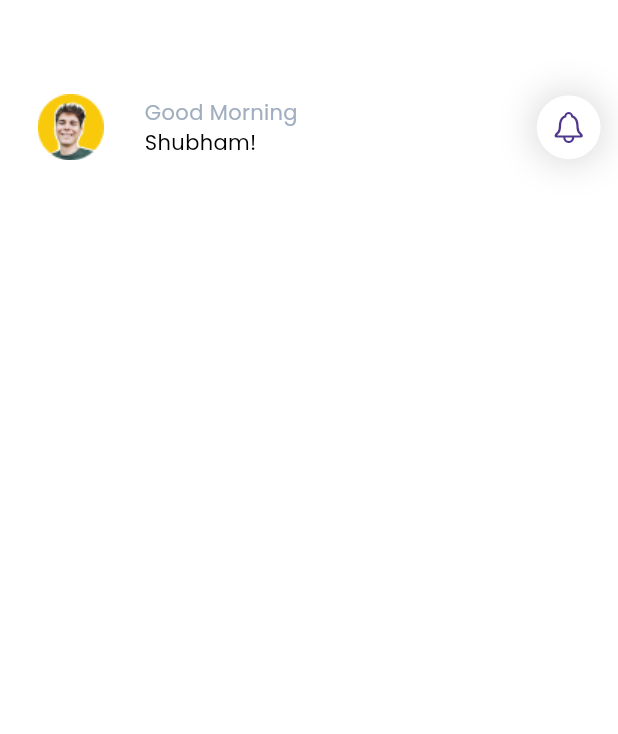
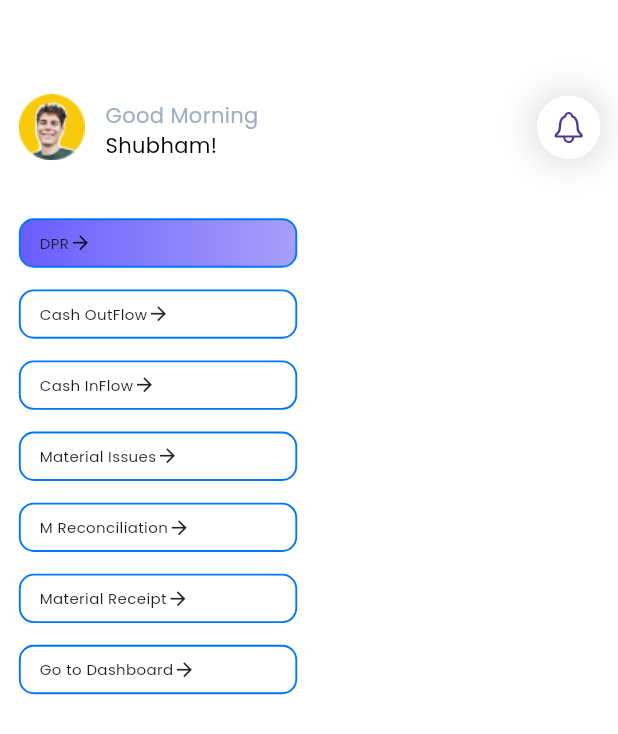
Before and after one commit to arjav1528/Internship_Assignment, a Flutter app: the screen it shows after launch, on a phone screen of 412 x 824 dp. Shown: the top 734 px of the screen. Run offline on Flutter 3.47's test engine with Material 3 defaults, Android fonts, the phone set to English and light mode, and no system bars; our stand-ins replace google_fonts.

Commit message:
Updated Buttons

```diff
--- a/lib/appbar.dart
+++ /dev/null
@@ -1,69 +0,0 @@
-import 'package:flutter/cupertino.dart';
-import 'package:flutter/material.dart';
-import 'package:google_fonts/google_fonts.dart';
-
-class CustomAppBar extends StatelessWidget {
-  const CustomAppBar({super.key});
-
-  @override
-  Widget build(BuildContext context) {
-    double heightMultiplier = (MediaQuery.of(context).size.height) / 852;
-    double widthMultiplier = (MediaQuery.of(context).size.height) / 393;
-    return Row(
-      mainAxisAlignment: MainAxisAlignment.start,
-      crossAxisAlignment: CrossAxisAlignment.center,
-      children: [
-        Padding(
-          padding: EdgeInsets.only(left: 12*widthMultiplier),
-          child: Image(
-            image: AssetImage('assets/dp.png'),
-            fit: BoxFit.cover,
-
-          ),
-        ),
-        SizedBox(width: 13*widthMultiplier,),
-        Column(
-          crossAxisAlignment: CrossAxisAlignment.start,
-          children: [
-            Text('Good Morning',
-              style: GoogleFonts.poppins(
-                  color: Color(0xFFA0AEC0)
-              ),
-            ),
-            Text('Shubham!',
-              style: GoogleFonts.poppins(
-                  color: Color(0xFF000000)
-              ),
-            ),
-
-
-          ],
-        ),
-        Spacer(),
-        Container(
-
-          decoration: BoxDecoration(
-            shape: BoxShape.circle,
-            boxShadow: [
-              BoxShadow(
-                spreadRadius: 2,
-                blurRadius: 20.4,
-                color: Color(0xFF000000).withAlpha(40)
-              )
-            ]
-          ),
-          child: CircleAvatar(
-            backgroundColor: Colors.white,
-            radius: 22*heightMultiplier,
-            child: Icon(
-              CupertinoIcons.bell
-            ),
-          ),
-        ),
-        SizedBox(width: 12*heightMultiplier,)
-
-
-      ],
-    );
-  }
-}
--- a/lib/home_screen.dart
+++ b/lib/home_screen.dart
@@ -1,26 +1,110 @@
-import 'package:assignment1/appbar.dart';
+import 'package:assignment1/widgets/appbar.dart';
 import 'package:flutter/material.dart';
+import 'package:google_fonts/google_fonts.dart';
 
-class HomeScreen extends StatelessWidget {
+class HomeScreen extends StatefulWidget {
   const HomeScreen({super.key});
+
+  @override
+  State<HomeScreen> createState() => _HomeScreenState();
+}
+
+class _HomeScreenState extends State<HomeScreen> {
+  final Map<String,bool> _map = {
+    'DPR' : true,
+    'Cash OutFlow' : false,
+    'Cash InFlow' : false,
+    'Material Issues' : false,
+    'M Reconciliation' : false,
+    'Material Receipt' : false,
+    'Go to Dashboard' : false
+  };
+
 
   @override
   Widget build(BuildContext context) {
     double heightMultiplier = (MediaQuery.of(context).size.height) / 852;
-    double widthMultiplier = (MediaQuery.of(context).size.height) / 393;
-    print(kToolbarHeight);
+    double widthMultiplier = (MediaQuery.of(context).size.width) / 393;
     return Scaffold(
       backgroundColor: Colors.white,
-      body: Container(
-        child: Column(
-          mainAxisAlignment: MainAxisAlignment.start,
-          children: [
-            SizedBox(height: 65*heightMultiplier,),
-            CustomAppBar()
+      body: Column(
+        mainAxisAlignment: MainAxisAlignment.start,
+        children: [
+          SizedBox(height: 65*heightMultiplier,),
+          CustomAppBar(),
+          SizedBox(height: 40*heightMultiplier,),
+          Row(
+            children: [
+              SizedBox(
+                width: 189*widthMultiplier,
+                child: ListView.separated(
+                  shrinkWrap: true,
+                  itemCount: _map.length,
+                  separatorBuilder: (context,index){
+                    return SizedBox(height: 15*heightMultiplier,);
+                  },
+
+                  itemBuilder: (context,index){
+
+                    return Container(
+                      padding: EdgeInsets.only(left: 12*widthMultiplier),
+
+                      child: GestureDetector(
+                        onTap: (){
+                          setState(() {
+                            _map.forEach((key,value){
+                              _map[key] = false;
+                            });
+                            _map[_map.keys.elementAt(index)] = true;
+
+                          });
+                        },
+                        child: Container(
+                          height: 34*heightMultiplier,
+                          width: 177*widthMultiplier,
+                          decoration: BoxDecoration(
+                            gradient: LinearGradient(
+                              begin: Alignment.centerLeft,
+                              end: Alignment.centerRight,
+                              colors: (_map[_map.keys.elementAt(index)] ?? false) ? [Color(0xFF695CFF),Color(0xFFA7A0F8)] : [Colors.white,Colors.white]
+                            ),
+                            // color: Colors.white,
+                            borderRadius: BorderRadius.circular(10),
+                            border: Border.all(
+                              width: 1.25,
+                              color: Color(0xFF0075FF)
+                            )
+                          ),
+                          child: Row(
+                            children: [
+                              SizedBox(width: 12*widthMultiplier,),
+                              Text(_map.keys.elementAt(index),
+                              style: GoogleFonts.poppins(
+                                fontSize: 10,
+                              ),),
+                              SizedBox(width: 0*widthMultiplier,),
+                              Icon(
+                                Icons.arrow_forward,
+                                size: 15,
+                              )
+                            ],
+                          ),
+                        ),
+                      ),
+
+                    );
+                  },
+                ),
+              ),
+
+            ],
+          )
 
 
-          ],
-        ),
+
+
+
+        ],
       ),
     );
   }
--- a/lib/main.dart
+++ b/lib/main.dart
@@ -9,6 +9,7 @@ class MyApp extends StatelessWidget {
   @override
   Widget build(BuildContext context) {
     return MaterialApp(
+      debugShowCheckedModeBanner: false,
       home: HomeScreen(),
     );
   }
--- /dev/null
+++ b/lib/widgets/appbar.dart
@@ -0,0 +1,68 @@
+import 'package:flutter/cupertino.dart';
+import 'package:flutter/material.dart';
+import 'package:google_fonts/google_fonts.dart';
+
+class CustomAppBar extends StatelessWidget {
+  const CustomAppBar({super.key});
+
+  @override
+  Widget build(BuildContext context) {
+    double heightMultiplier = (MediaQuery.of(context).size.height) / 852;
+    double widthMultiplier = (MediaQuery.of(context).size.width) / 393;
+    return Row(
+        mainAxisAlignment: MainAxisAlignment.start,
+        crossAxisAlignment: CrossAxisAlignment.center,
+        children: [
+          Padding(
+            padding: EdgeInsets.only(left: 12*widthMultiplier),
+            child: Image(
+              image: AssetImage('assets/dp.png'),
+              fit: BoxFit.cover,
+
+            ),
+          ),
+          SizedBox(width: 13*widthMultiplier,),
+          Column(
+            crossAxisAlignment: CrossAxisAlignment.start,
+            children: [
+              SizedBox(height: 4*heightMultiplier,),
+              Text('Good Morning',
+                style: GoogleFonts.poppins(
+                    color: Color(0xFFA0AEC0)
+                ),
+              ),
+              Text('Shubham!',
+                style: GoogleFonts.poppins(
+                    color: Color(0xFF000000)
+                ),
+              ),
+
+
+            ],
+          ),
+          Spacer(),
+          Container(
+
+            decoration: BoxDecoration(
+              shape: BoxShape.circle,
+              boxShadow: [
+                BoxShadow(
+                  spreadRadius: 2,
+                  blurRadius: 20.4,
+                  color: Color(0xFF000000).withAlpha(40)
+                )
+              ]
+            ),
+            child: CircleAvatar(
+              backgroundColor: Colors.white,
+              radius: 22*heightMultiplier,
+              child: Icon(
+                CupertinoIcons.bell
+              ),
+            ),
+          ),
+          SizedBox(width: 12*heightMultiplier,)
+        ],
+    );
+  }
+}
```
Also changed, not shown: 1 other file.
